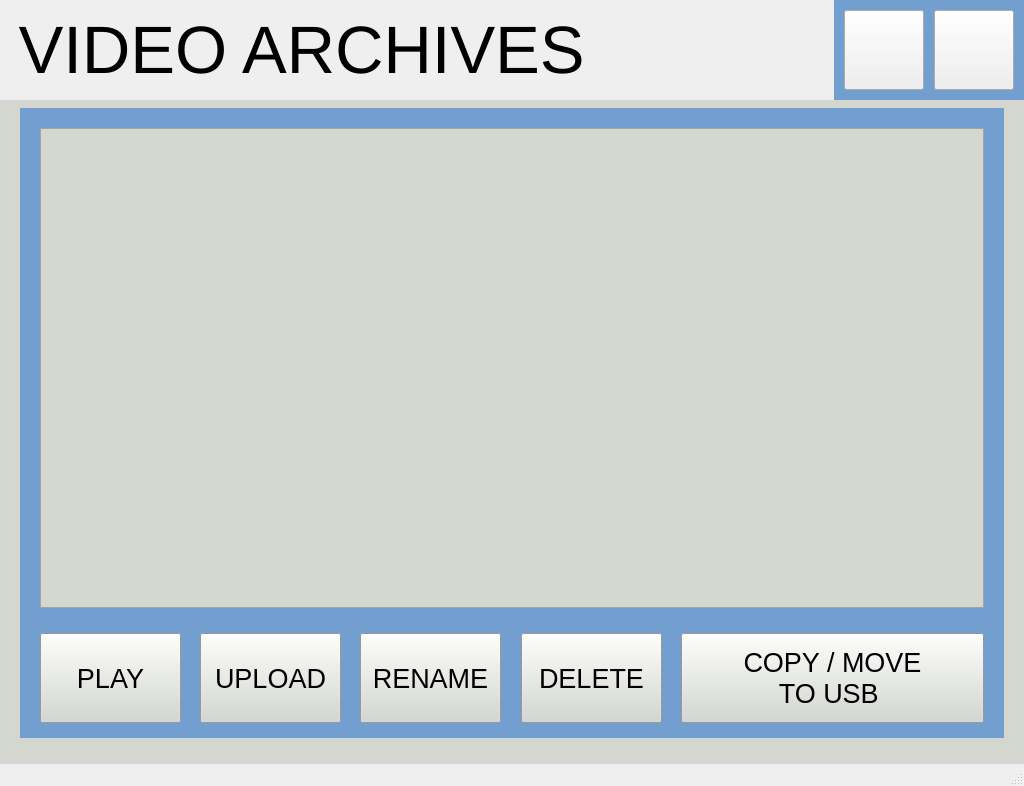
The window that videoarchivewindow.ui (kartikeya8973/emu_hmi_app) describes before a commit, drawn with Qt 5.
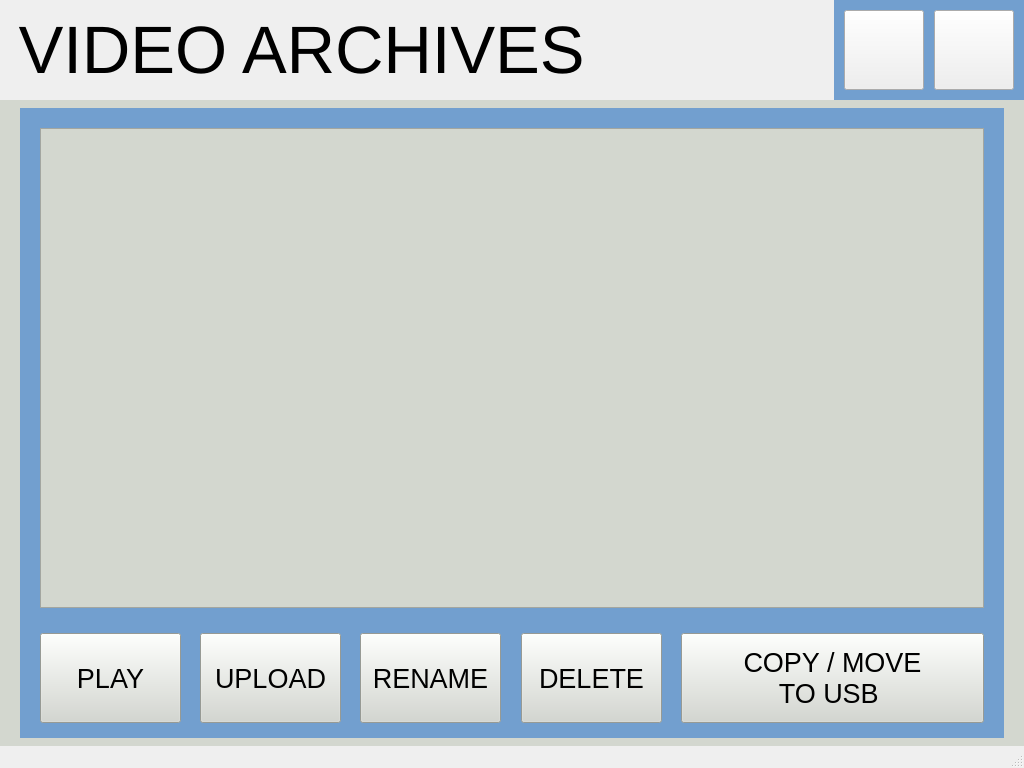
The same window after the commit. Icons and pictures are not drawn.

Diff of the .ui file:
```diff
--- a/videoarchivewindow.ui
+++ b/videoarchivewindow.ui
@@ -7,7 +7,7 @@
     <x>0</x>
     <y>0</y>
     <width>1024</width>
-    <height>786</height>
+    <height>768</height>
    </rect>
   </property>
   <property name="windowTitle">
@@ -93,7 +93,7 @@
       <x>0</x>
       <y>100</y>
       <width>1024</width>
-      <height>710</height>
+      <height>666</height>
      </rect>
     </property>
     <property name="styleSheet">
```
